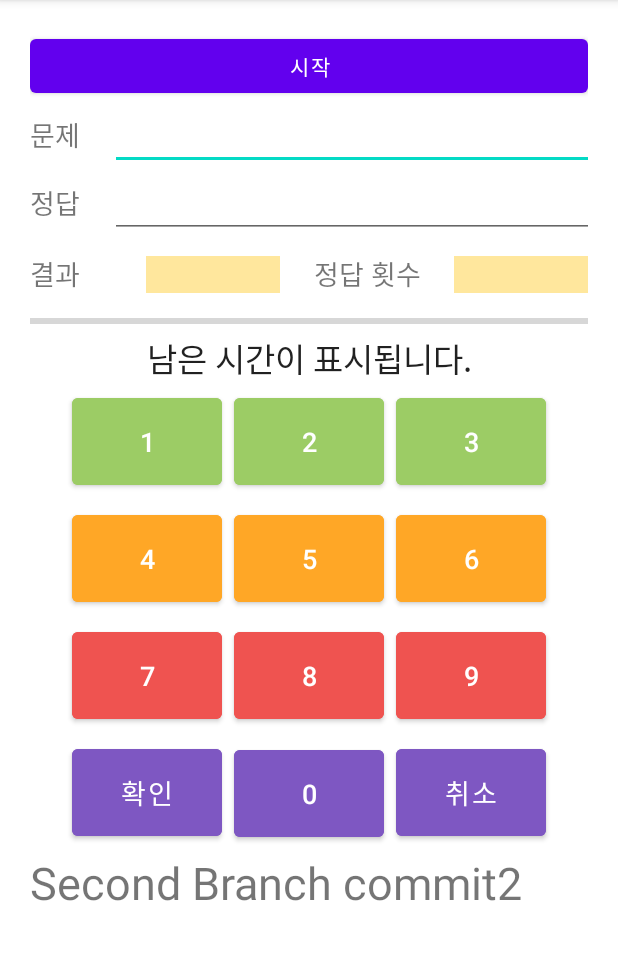
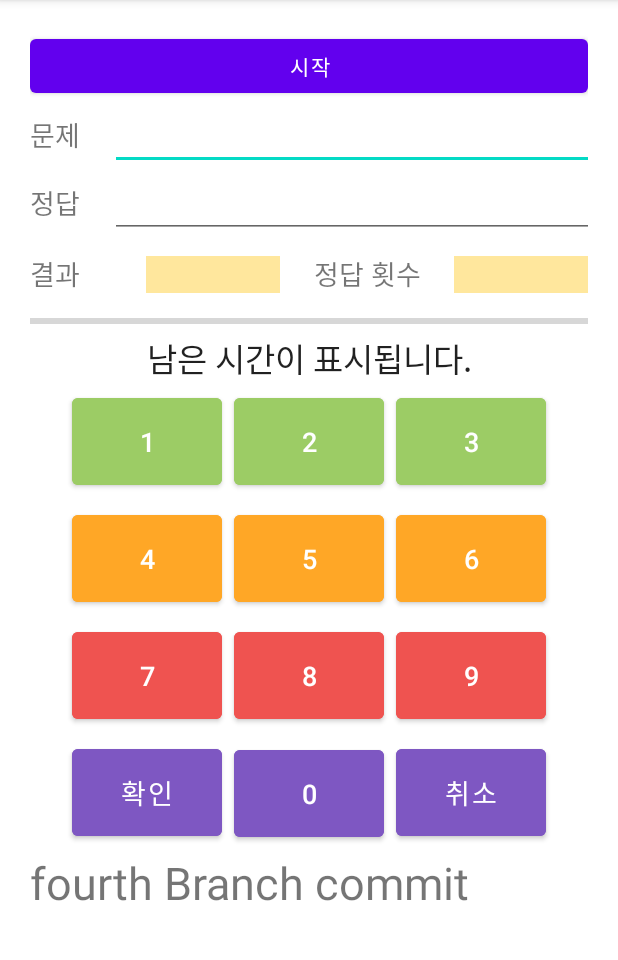
Before and after one commit to subin1004/gugudan, an Android app: the screen it shows after launch (MainActivity), on a phone screen of 412 x 824 dp, the part 84-1044 px from its top. Run offline under Robolectric (Android 15) with nearby library versions, the phone set to English and light mode, and no system bars.

Commit message:
fourth Branch Commit

```diff
--- a/app/src/main/res/layout/activity_main.xml
+++ b/app/src/main/res/layout/activity_main.xml
@@ -242,6 +242,6 @@
         android:layout_width="wrap_content"
         android:layout_height="wrap_content"
         android:textSize="30sp"
-        android:text="Second Branch commit2"/>
+        android:text="fourth Branch commit"/>
 
 </LinearLayout>
```
